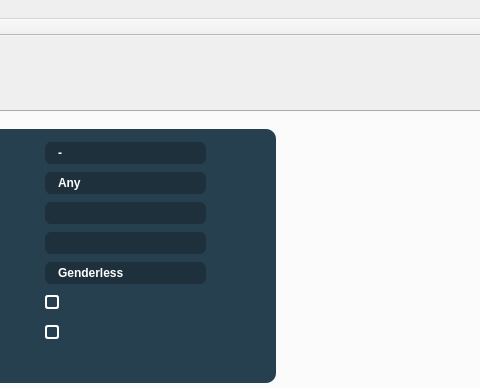
The window that Forms/mainwindow.ui (Admiral-Fish/PokeFinder) describes before a commit, drawn with Qt 5; both pictures show x 527 to 1007 and y 0 to 388 of the 1219 by 688 pixel window.
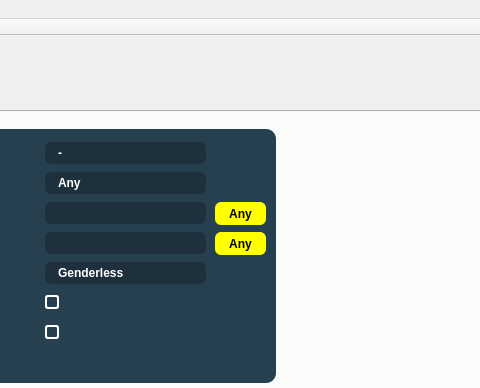
The same window after the commit. Icons and pictures are not drawn.

Commit message: Any buttons for nature and hidden power.

Diff of the .ui file:
```diff
--- a/Forms/mainwindow.ui
+++ b/Forms/mainwindow.ui
@@ -1216,6 +1216,42 @@
         <string>Gender Ratio:</string>
        </property>
       </widget>
+      <widget class="QPushButton" name="anyNature">
+       <property name="geometry">
+        <rect>
+         <x>470</x>
+         <y>80</y>
+         <width>51</width>
+         <height>23</height>
+        </rect>
+       </property>
+       <property name="styleSheet">
+        <string notr="true">QPushButton {
+	background-color: yellow;
+}</string>
+       </property>
+       <property name="text">
+        <string>Any</string>
+       </property>
+      </widget>
+      <widget class="QPushButton" name="anyHiddenPower">
+       <property name="geometry">
+        <rect>
+         <x>470</x>
+         <y>110</y>
+         <width>51</width>
+         <height>23</height>
+        </rect>
+       </property>
+       <property name="styleSheet">
+        <string notr="true">QPushButton {
+	background-color: yellow;
+}</string>
+       </property>
+       <property name="text">
+        <string>Any</string>
+       </property>
+      </widget>
      </widget>
     </widget>
     <widget class="QWidget" name="tabWild">
```
The commit also changes 2 other files.
